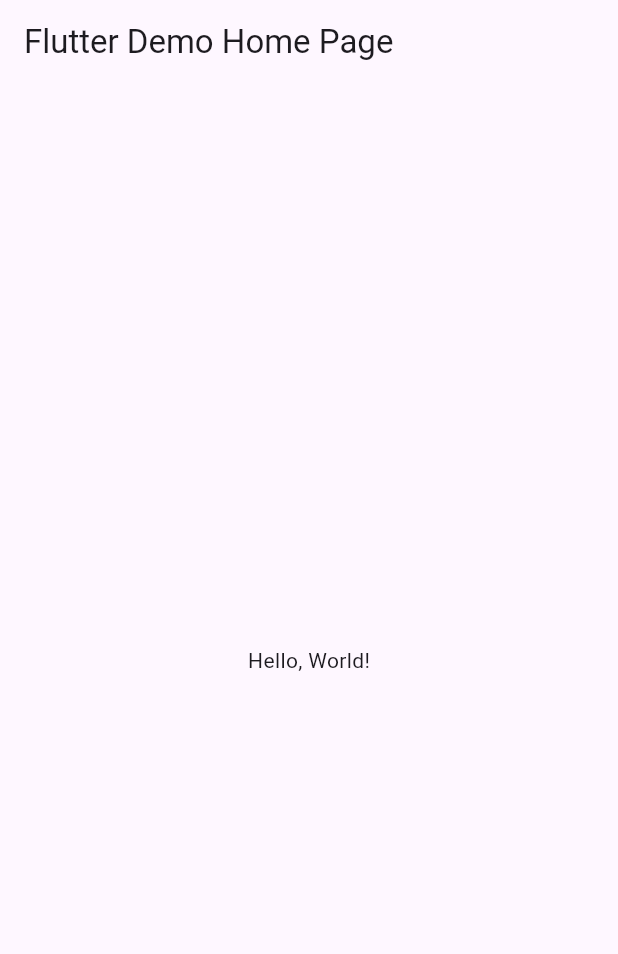
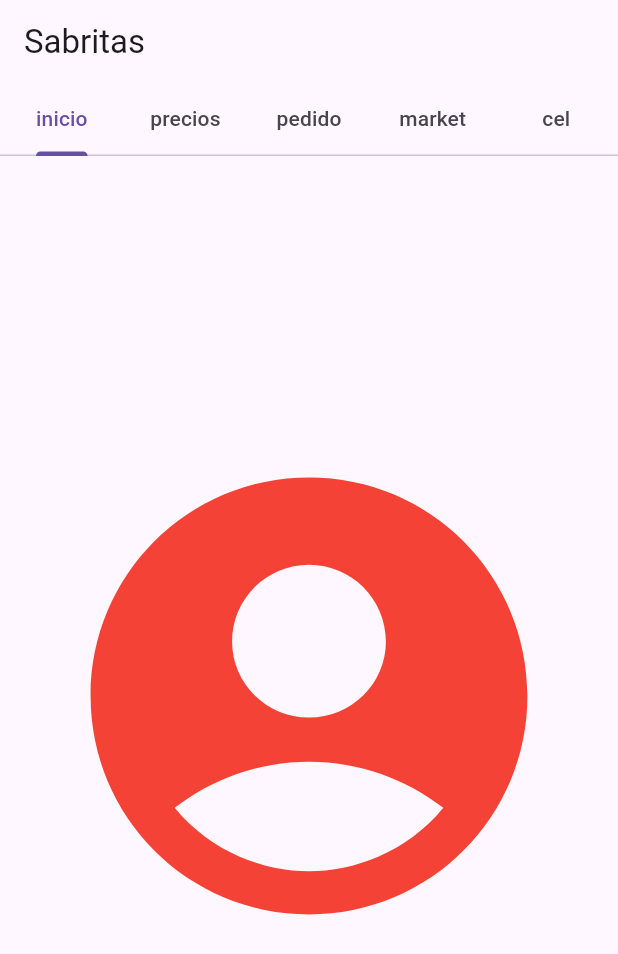
Before and after one commit to BarriosRosalesJosue465/p11_TabBar, a Flutter app: the screen it shows after launch, on a phone screen of 412 x 824 dp. Shown: the top 954 px of the screen. Run offline on Flutter 3.47's test engine with Material 3 defaults, Android fonts, the phone set to English and light mode, and no system bars.

```diff
--- a/lib/main.dart
+++ b/lib/main.dart
@@ -1,41 +1,85 @@
 import 'package:flutter/material.dart';
 
-void main() => runApp(MyApp());
+void main() => runApp(AppTabBar());
 
-class MyApp extends StatelessWidget {
-  const MyApp({super.key});
-  // This widget is the root of your application.
+class AppTabBar extends StatelessWidget {
+  const AppTabBar({Key? key}) : super(key: key);
+
   @override
   Widget build(BuildContext context) {
     return MaterialApp(
-      // Application name
-      title: 'Flutter Hello World',
-      // Application theme data, you can set the colors for the application as
-      // you want
+      title: "Sabritas",
       theme: ThemeData(
-        // useMaterial3: true,
-        primarySwatch: Colors.blue,
+        primarySwatch: Colors.yellow,
       ),
-      // A widget which will be started on application startup
-      home: MyHomePage(title: 'Flutter Demo Home Page'),
+      home: MiPaguinaInicial(),
     );
   }
 }
 
-class MyHomePage extends StatelessWidget {
-  final String title;
-  const MyHomePage({super.key, required this.title});
+class MiPaguinaInicial extends StatefulWidget {
+  const MiPaguinaInicial({Key? key}) : super(key: key);
 
   @override
+  State<MiPaguinaInicial> createState() => _MiPaguinaInicialState();
+}
+
+class _MiPaguinaInicialState extends State<MiPaguinaInicial> {
+  @override
   Widget build(BuildContext context) {
-    return Scaffold(
-      appBar: AppBar(
-        // The title text which will be shown on the action bar
-        title: Text(title),
-      ),
-      body: Center(
-        child: Text(
-          'Hello, World!',
+    return DefaultTabController(
+      length: 5,
+      child: Scaffold(
+        appBar: AppBar(
+          bottom: TabBar(
+            tabs: [
+              Tab(
+                text: "inicio",
+              ),
+              Tab(
+                text: "precios",
+              ),
+              Tab(
+                text: "pedido",
+              ),
+              Tab(
+                text: "market",
+              ),
+              Tab(
+                text: "cel",
+              ),
+            ],
+          ),
+          title: Text('Sabritas'),
+        ),
+        body: TabBarView(
+          children: [
+            Icon(
+              Icons.account_circle_rounded,
+              size: 350,
+              color: Colors.red,
+            ),
+            Icon(
+              Icons.attach_money_sharp,
+              size: 350,
+              color: Colors.green,
+            ),
+            Icon(
+              Icons.calendar_month,
+              size: 350,
+              color: Colors.blue,
+            ),
+            Icon(
+              Icons.mark_chat_read,
+              size: 350,
+              color: Colors.blue,
+            ),
+            Icon(
+              Icons.call_sharp,
+              size: 350,
+              color: Colors.green,
+            ),
+          ],
         ),
       ),
     );
```
